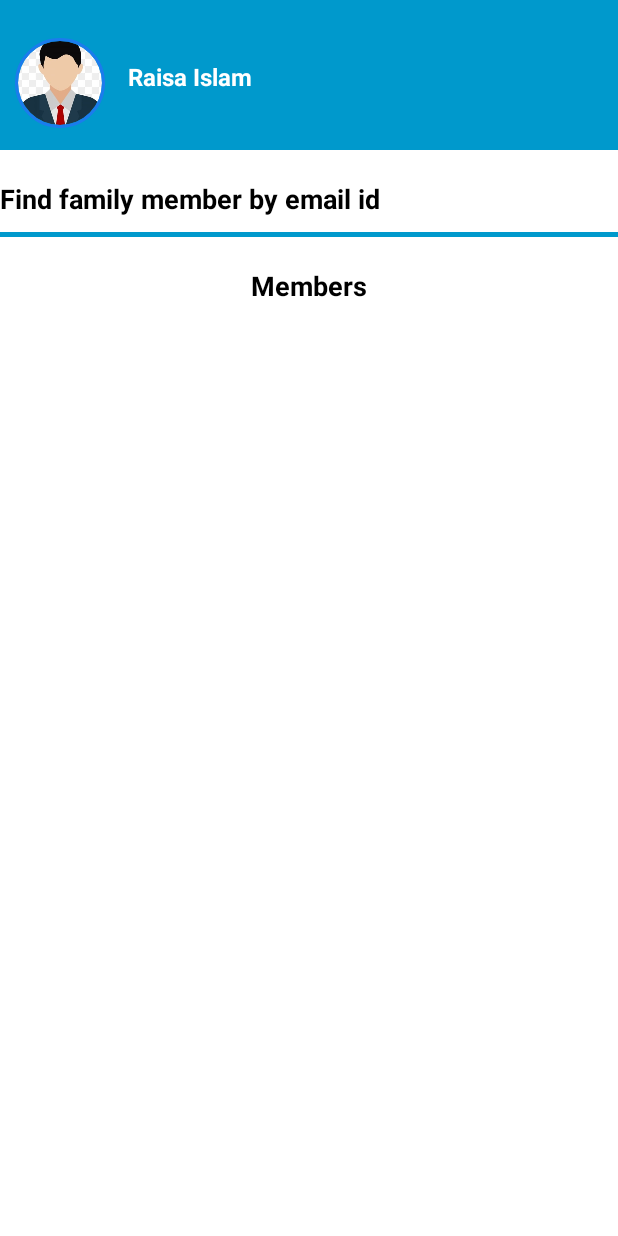
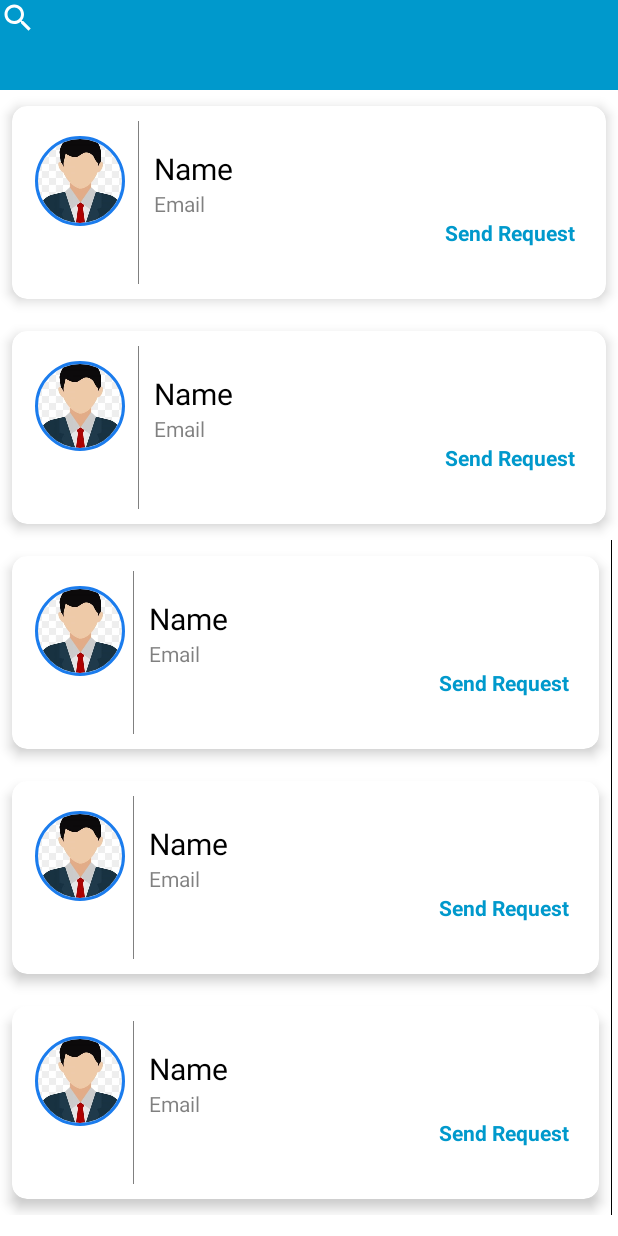
Before and after one commit to Raisa-islam/CarePlus, an Android app: the layout activity_member_card.xml on its own in the app's theme, with its tools: preview values and no code run, on a phone screen of 412 x 824 dp. Run offline under Robolectric (Android 15) with nearby library versions, the phone set to English and light mode, and no system bars.

Commit message:
emergency msg show update delete complete... send part remaining

```diff
--- /dev/null
+++ b/app/src/main/java/com/raisa/update1/MemberShow.java
@@ -0,0 +1,4 @@
+package com.raisa.update1;
+
+public class MemberShow {
+}
--- a/app/src/main/res/layout/activity_emmergency.xml
+++ b/app/src/main/res/layout/activity_emmergency.xml
@@ -67,7 +67,7 @@
 
     <androidx.recyclerview.widget.RecyclerView
         android:id="@+id/recyclerView"
-        android:layout_width="360dp"
+        android:layout_width="match_parent"
         android:layout_height="443dp"
         app:layout_constraintBottom_toBottomOf="parent"
         app:layout_constraintEnd_toEndOf="parent"
--- a/app/src/main/res/layout/activity_member_card.xml
+++ b/app/src/main/res/layout/activity_member_card.xml
@@ -7,97 +7,43 @@
     android:orientation="vertical"
     tools:context=".Member_card">
    <FrameLayout
-
-        android:id="@+id/frame1"
        android:layout_width="match_parent"
-        android:layout_height="100dp"
-        android:layout_alignParentTop="true"
-        android:layout_marginTop="0dp"
-        android:background="@color/colorAccent"
-        android:gravity="center_vertical">
-
-
-        <LinearLayout
+       android:layout_height="60dp"
+       android:background="@color/colorAccent">
+        <ImageView
             android:layout_width="wrap_content"
             android:layout_height="wrap_content"
-            android:layout_marginStart="10dp"
-            android:layout_marginLeft="10dp"
-            android:orientation="horizontal">
-
-            <LinearLayout
-                android:layout_width="wrap_content"
-                android:layout_height="wrap_content"
-                android:layout_marginTop="25dp">
-
-                <de.hdodenhof.circleimageview.CircleImageView
-                    android:id="@+id/profileCircleImageView"
-                    android:layout_width="60dp"
-                    android:layout_height="60dp"
-                    app:civ_border_width="2dp"
-                    app:civ_border_color="@color/imageBorderColor"
-                    android:src="@drawable/user_dp"
-                    android:layout_marginRight="10dp"/>
-
-            </LinearLayout>
-
-
-            <TextView
-                android:id="@+id/TVname"
-                android:layout_width="match_parent"
-                android:layout_height="wrap_content"
-                android:layout_marginLeft="5dp"
-                android:layout_marginTop="40dp"
-                android:text="Raisa Islam"
-                android:textColor="@color/white"
-                android:textSize="16sp"
-                android:textStyle="bold" />
-        </LinearLayout>
-
-
+            android:background="@drawable/ic_baseline_search_24"/>
    </FrameLayout>
     <FrameLayout
         android:layout_width="match_parent"
-        android:layout_height="wrap_content"
-        android:layout_marginTop="20dp">
-        <TextView
+        android:layout_height="wrap_content">
+        <androidx.recyclerview.widget.RecyclerView
+            android:layout_width="match_parent"
+            android:layout_height="300dp"
+            tools:listitem="@layout/member_list"/>
+    </FrameLayout>
+    <FrameLayout
+        android:layout_width="match_parent"
+        android:layout_height="wrap_content">
+        <LinearLayout
             android:layout_width="match_parent"
             android:layout_height="wrap_content"
-            android:text="Find family member by email id"
-            android:textSize="18sp"
-            android:textStyle="bold"
-            android:textColor="@color/black"/>
+            android:orientation="horizontal">
             <androidx.recyclerview.widget.RecyclerView
-            android:layout_marginTop="20dp"
-            android:id="@+id/FindfamMember"
                 android:layout_width="wrap_content"
-            android:layout_height="wrap_content">
-
-        </androidx.recyclerview.widget.RecyclerView>
-    </FrameLayout>
+                android:layout_height="wrap_content"
+                tools:listitem="@layout/member_list"/>
 
             <View
-        android:layout_marginTop="10dp"
+                android:layout_width=".5dp"
+                android:layout_height="match_parent"
+                android:background="@android:color/black"/>
+            <androidx.recyclerview.widget.RecyclerView
                 android:layout_width="wrap_content"
-        android:layout_height="3dp"
-        android:background="@color/colorAccent"/>
-    <FrameLayout
-        android:layout_width="match_parent"
                 android:layout_height="wrap_content"
-        android:layout_marginTop="20dp">
-        <TextView
-            android:layout_width="match_parent"
-            android:layout_height="wrap_content"
-            android:text="Members"
-            android:textSize="18sp"
-            android:textAlignment="center"
-            android:textStyle="bold"
-            android:textColor="@color/black"/>
-        <androidx.recyclerview.widget.RecyclerView
-            android:id="@+id/ShowMember"
-            android:layout_marginTop="20dp"
-            android:layout_width="wrap_content"
-            android:layout_height="wrap_content">
+                tools:listitem="@layout/member_list"/>
 
-        </androidx.recyclerview.widget.RecyclerView>
+        </LinearLayout>
     </FrameLayout>
 </LinearLayout>
--- a/app/src/main/res/layout/member_list.xml
+++ b/app/src/main/res/layout/member_list.xml
@@ -15,19 +15,22 @@
         android:orientation="horizontal">
 
         <LinearLayout
-            android:layout_width="match_parent"
-            android:layout_height="wrap_content"
+            android:layout_width="60dp"
+            android:layout_height="60dp"
             android:layout_weight="1"
             android:layout_marginRight="5dp"
             android:layout_marginTop="10dp"
             android:layout_marginLeft="5dp"
             android:orientation="vertical">
 
-            <ImageView
-                android:layout_width="wrap_content"
-                android:layout_height="wrap_content"
-                android:background="@drawable/user_dp"/>
-
+            <de.hdodenhof.circleimageview.CircleImageView
+                android:id="@+id/profileCircleImageView"
+                android:layout_width="60dp"
+                android:layout_height="60dp"
+                app:civ_border_width="2dp"
+                app:civ_border_color="@color/imageBorderColor"
+                android:src="@drawable/user_dp"
+                android:layout_marginRight="10dp"/>
         </LinearLayout>
 
         <View
@@ -37,8 +40,8 @@
             android:background="@android:color/black"/>
 
         <LinearLayout
-            android:layout_width="match_parent"
-            android:layout_height="match_parent"
+            android:layout_width="280dp"
+            android:layout_height="wrap_content"
             android:layout_weight="0.2"
             android:layout_gravity="center"
             android:layout_marginLeft="10dp"
@@ -68,9 +71,24 @@
                 tools:text="Email"
                 android:singleLine="true"
                 android:alpha="0.5"
-                android:id="@+id/description"
+                android:id="@+id/memberEmail"
                 android:textSize="14sp"
                 android:textColor="@android:color/black"/>
+            <LinearLayout
+                android:layout_width="match_parent"
+                android:layout_height="wrap_content"
+                android:layout_gravity="center_horizontal">
+
+            </LinearLayout>
+
+            <TextView
+                android:id="@+id/sendRequest"
+                android:layout_width="wrap_content"
+                android:layout_height="25dp"
+                android:layout_gravity="end"
+                android:text="Send Request"
+                android:textStyle="bold"
+                android:textColor="@color/colorAccent"/>
 
 
         </LinearLayout>
--- a/app/src/main/res/layout/messge_item.xml
+++ b/app/src/main/res/layout/messge_item.xml
@@ -22,7 +22,7 @@
             android:background="@android:color/black"/>
 
         <LinearLayout
-            android:layout_width="match_parent"
+            android:layout_width="300dp"
             android:layout_height="wrap_content"
             android:layout_weight="0.2"
             android:layout_gravity="center"
@@ -38,7 +38,7 @@
                     android:layout_width="wrap_content"
                     android:layout_height="wrap_content"
                     tools:text="Full house"
-                    android:singleLine="true"
+                    android:inputType="textMultiLine"
                     android:textSize="20sp"
                     android:layout_weight="1"
                     android:id="@+id/title"
```
Also changed, not shown: app/src/main/java/com/raisa/update1/E_adapter.java (+99 -0 lines), app/src/main/java/com/raisa/update1/adapter/MemberListAdapter.java (added, +59 -0 lines), app/src/main/java/com/raisa/update1/object/Member.java (added, +38 -0 lines), app/src/main/res/menu/member_menu.xml (added, +14 -0 lines). Lines whose indentation alone changed are shown as unchanged.
